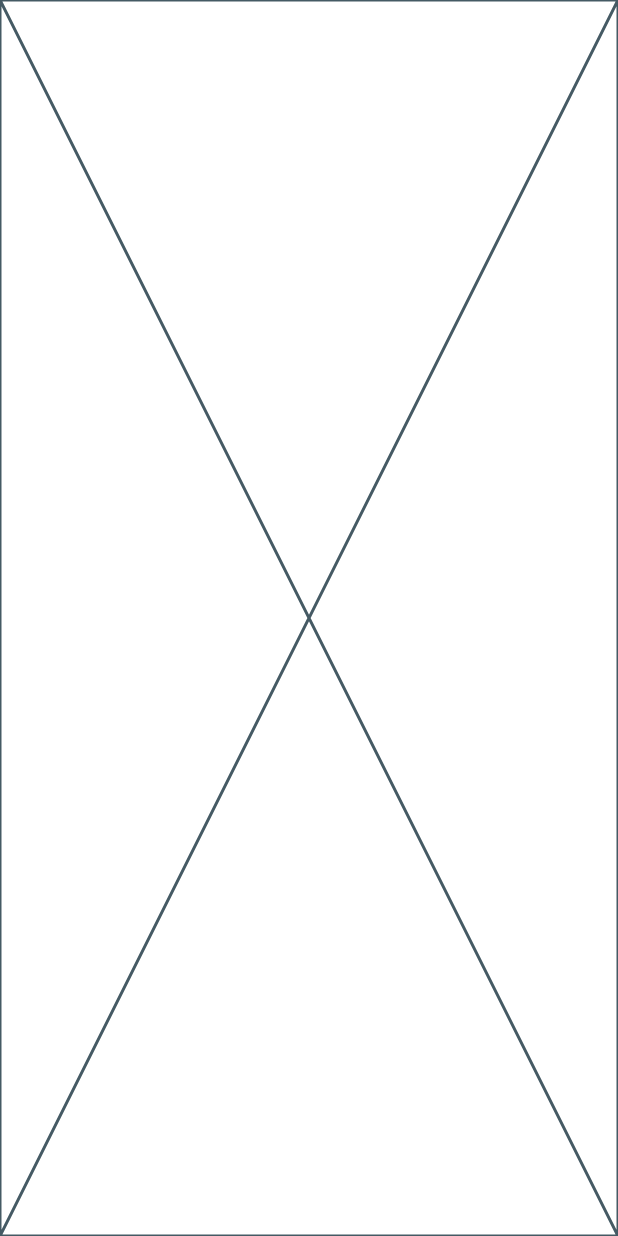
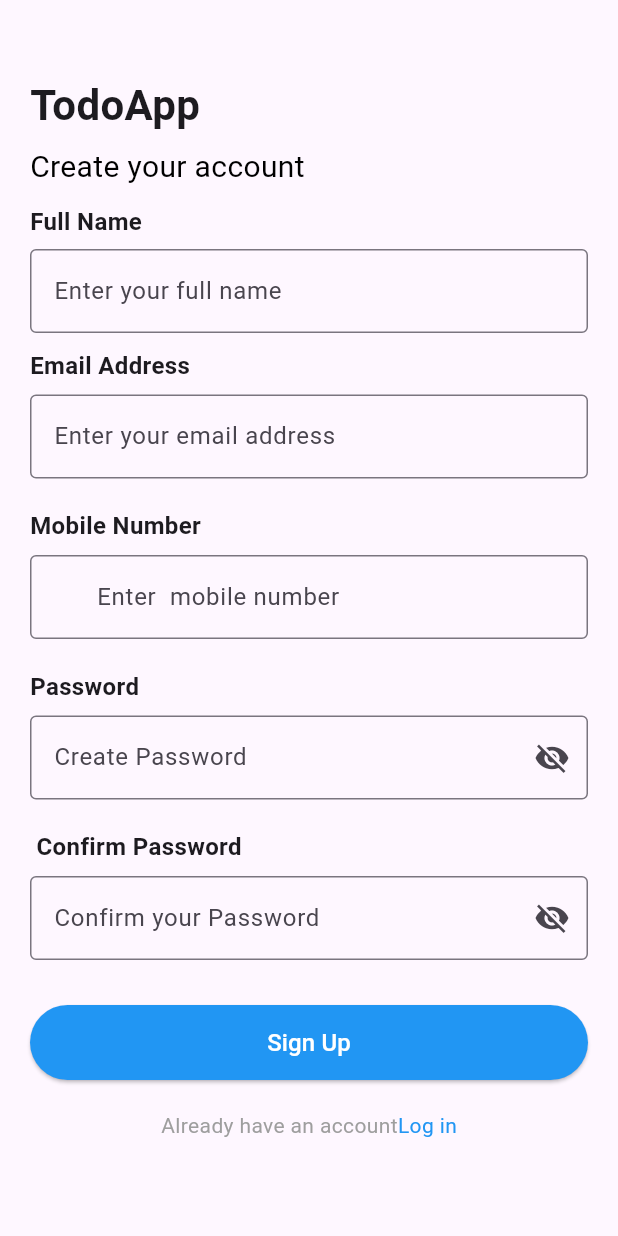
Before and after one commit to mobikodeStudio/todo_flutter_app, a Flutter app: the screen it shows after launch, on a phone screen of 412 x 824 dp. Run offline on Flutter 3.47's test engine with Material 3 defaults, Android fonts, the phone set to English and light mode, and no system bars.

Commit message:
signup screen added

```diff
--- a/lib/main.dart
+++ b/lib/main.dart
@@ -1,4 +1,5 @@
 import 'package:flutter/material.dart';
+import 'package:untitled5/presentation/signup/signup_screen.dart';
 import 'package:untitled5/presentation/splash/splash_screen.dart';
 
 void main() {
@@ -15,7 +16,7 @@ class MyApp extends StatelessWidget {
       theme: ThemeData(
         colorScheme: ColorScheme.fromSeed(seedColor: Colors.deepPurple),
       ),
-      home: const Splash(
+      home: const SignupScreen(
       ),
     );
   }
--- /dev/null
+++ b/lib/presentation/signup/signup_screen.dart
@@ -0,0 +1,156 @@
+import 'package:flutter/foundation.dart';
+import 'package:flutter/material.dart';
+
+class SignupScreen extends StatefulWidget {
+  const SignupScreen({super.key});
+  @override
+  State<SignupScreen> createState() => _SignupScreenState();
+}
+
+class _SignupScreenState extends State<SignupScreen> {
+  bool hidePassword = true;
+  bool hideConfirmPassword = true;
+
+  @override
+  Widget build(BuildContext context) {
+    return Scaffold(
+      body: SafeArea(
+          child: Padding(
+              padding: EdgeInsets.all(20),
+            child: Column(
+              crossAxisAlignment: CrossAxisAlignment.start,
+              children: [
+                const SizedBox(height: 30),
+                 const Text(
+                     "TodoApp",
+                 style: TextStyle(fontSize: 28,fontWeight: FontWeight.bold)),
+                const SizedBox(height: 7),
+                const Text(
+                    "Create your account",
+                  style: TextStyle(fontSize: 20,color: Colors.black),
+                ),
+                const SizedBox(height: 10),
+                const Text(
+                  "Full Name",
+                  style: TextStyle(fontSize: 16,fontWeight: FontWeight.bold),
+                ),
+                  const SizedBox(height: 7),
+                TextField(
+                  decoration: InputDecoration(
+                    hintText: "Enter your full name",
+                    border: OutlineInputBorder(),
+                  ),
+                ),
+                const SizedBox(height: 10),
+                const Text(
+                  "Email Address",
+                  style: TextStyle(fontSize: 16,fontWeight: FontWeight.bold),
+                ),
+                const SizedBox(height: 8),
+                TextField(
+                  decoration: InputDecoration(
+                    hintText: "Enter your email address",
+                    border: OutlineInputBorder(),
+                  ),
+                ),
+                const SizedBox(height: 20),
+                const Text(
+                  "Mobile Number",
+                  style: TextStyle(fontSize: 16,fontWeight: FontWeight.bold),
+                ),
+                const SizedBox(height: 8),
+                const TextField(
+                  keyboardType: TextInputType.phone,
+                  decoration: InputDecoration(
+                    hintText: "Enter  mobile number",
+                    border: OutlineInputBorder(),
+                    prefixText: "+91",
+                  ),
+                ),
+                const SizedBox(height: 20),const Text(
+                  "Password",
+                  style: TextStyle(fontSize: 16,fontWeight: FontWeight.bold),
+                ),
+                const SizedBox(height: 8),
+                TextField(
+                  obscureText: hidePassword,
+                  decoration: InputDecoration(
+                    hintText: "Create Password",
+                    border: OutlineInputBorder(),
+                    suffixIcon: IconButton(
+                      icon: Icon(
+                        hidePassword ? Icons.visibility_off : Icons.visibility,
+                      ),
+                      onPressed: (){
+                        setState(() {
+                          hidePassword = !hidePassword;
+                        });
+                      },
+                    ),
+
+                  ),
+                ),
+                const SizedBox(height: 20),const Text(
+                  " Confirm Password",
+                  style: TextStyle(fontSize: 16,fontWeight: FontWeight.bold),
+                ),
+                const SizedBox(height: 8),
+                 TextField(
+                  obscureText: hideConfirmPassword,
+                  decoration: InputDecoration(
+                    hintText: "Confirm your Password",
+                    border: OutlineInputBorder(),
+                    suffixIcon: IconButton(
+                      icon: Icon(
+                        hideConfirmPassword ? Icons.visibility_off : Icons.visibility,
+                      ),
+                      onPressed: (){
+                        setState(() {
+                          hideConfirmPassword=!hideConfirmPassword;
+                        });
+                      }
+                    )
+                  ),
+                ),
+                const SizedBox(height: 30),
+                SizedBox(
+                  width: double.infinity,
+                  height: 50,
+                  child: ElevatedButton(
+                    style: ElevatedButton.styleFrom(backgroundColor: Colors.blue),
+                    onPressed: (){},
+                    child: const Text(
+                      "Sign Up",
+                      style: TextStyle(color: Colors.white,fontSize: 16),
+                    ),
+                  ),
+                ),
+                 const SizedBox(height: 20),
+                Center(
+                  child: GestureDetector(
+                    onTap: (){
+                      Navigator.pop(context);
+                    },
+                    child: const Text.rich(
+                        TextSpan(
+                          text: "Already have an account",
+                          style: TextStyle(color: Colors.grey),
+                          children: [
+                            TextSpan(
+                              text: "Log in",
+                              style: TextStyle(color: Colors.blue),
+                            ),
+                          ],
+                        ),
+                  ),
+                ),
+
+                ),
+              ],
+            ),
+          )),
+
+
+    );
+  }
+}
```
